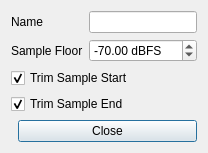
The window that src/plugins/trimmer/effectview.ui (surfacepatterns/synthclone) describes before a commit, drawn with Qt 5.
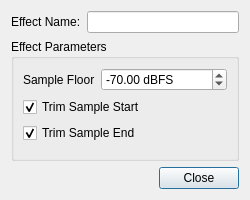
The same window after the commit. Icons and pictures are not drawn.

Commit message: Use group boxes to improve plugin dialog boxes so that they don't look cheap.

Patch:
```diff
--- a/src/plugins/trimmer/effectview.ui
+++ b/src/plugins/trimmer/effectview.ui
@@ -2,30 +2,46 @@
 <ui version="4.0">
  <class>dialog</class>
  <widget class="QDialog" name="dialog">
+  <property name="geometry">
+   <rect>
+    <x>0</x>
+    <y>0</y>
+    <width>250</width>
+    <height>200</height>
+   </rect>
+  </property>
   <property name="windowTitle">
    <string>Sample Trimmer Configuration</string>
   </property>
-  <layout class="QVBoxLayout">
+  <layout class="QVBoxLayout" stretch="0,1,0">
    <item>
+    <layout class="QHBoxLayout" stretch="0,1">
+     <item>
+      <widget class="QLabel" name="label">
+       <property name="text">
+        <string>Effect Name:</string>
+       </property>
+      </widget>
+     </item>
+     <item>
+      <widget class="QLineEdit" name="name"/>
+     </item>
+    </layout>
+   </item>
+   <item>
+    <widget class="QGroupBox" name="groupBox">
+     <property name="title">
+      <string>Effect Parameters</string>
+     </property>
     <layout class="QFormLayout">
      <item row="0" column="0">
-      <widget class="QLabel">
-       <property name="text">
-        <string>Name</string>
-       </property>
-      </widget>
-     </item>
-     <item row="0" column="1">
-      <widget class="QLineEdit" name="name" />
-     </item>
-     <item row="1" column="0">
-      <widget class="QLabel">
+       <widget class="QLabel" name="label">
        <property name="text">
         <string>Sample Floor</string>
        </property>
       </widget>
      </item>
-     <item row="1" column="1">
+      <item row="0" column="1">
       <widget class="QDoubleSpinBox" name="sampleFloor">
        <property name="suffix">
         <string> dBFS</string>
@@ -44,7 +60,7 @@
        </property>
       </widget>
      </item>
-     <item row="2" column="0" colspan="2">
+      <item row="1" column="0" colspan="2">
       <widget class="QCheckBox" name="trimSampleStart">
        <property name="text">
         <string>Trim Sample Start</string>
@@ -54,7 +70,7 @@
        </property>
       </widget>
      </item>
-     <item row="3" column="0" colspan="2">
+      <item row="2" column="0" colspan="2">
       <widget class="QCheckBox" name="trimSampleEnd">
        <property name="text">
         <string>Trim Sample End</string>
@@ -65,6 +81,7 @@
       </widget>
      </item>
     </layout>
+    </widget>
    </item>
    <item>
     <layout class="QHBoxLayout">
@@ -73,6 +90,12 @@
        <property name="orientation">
         <enum>Qt::Horizontal</enum>
        </property>
+       <property name="sizeHint" stdset="0">
+        <size>
+         <width>0</width>
+         <height>0</height>
+        </size>
+       </property>
       </spacer>
      </item>
      <item>
```
Lines whose indentation alone changed are shown as unchanged. The commit also changes 3 other files.
